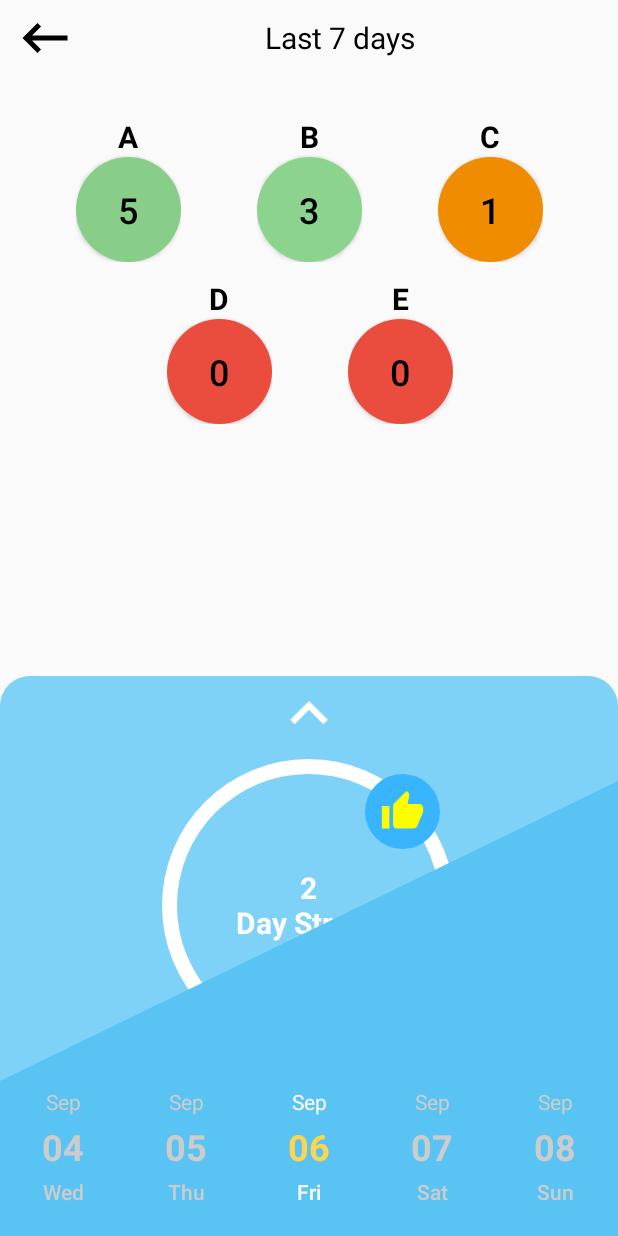
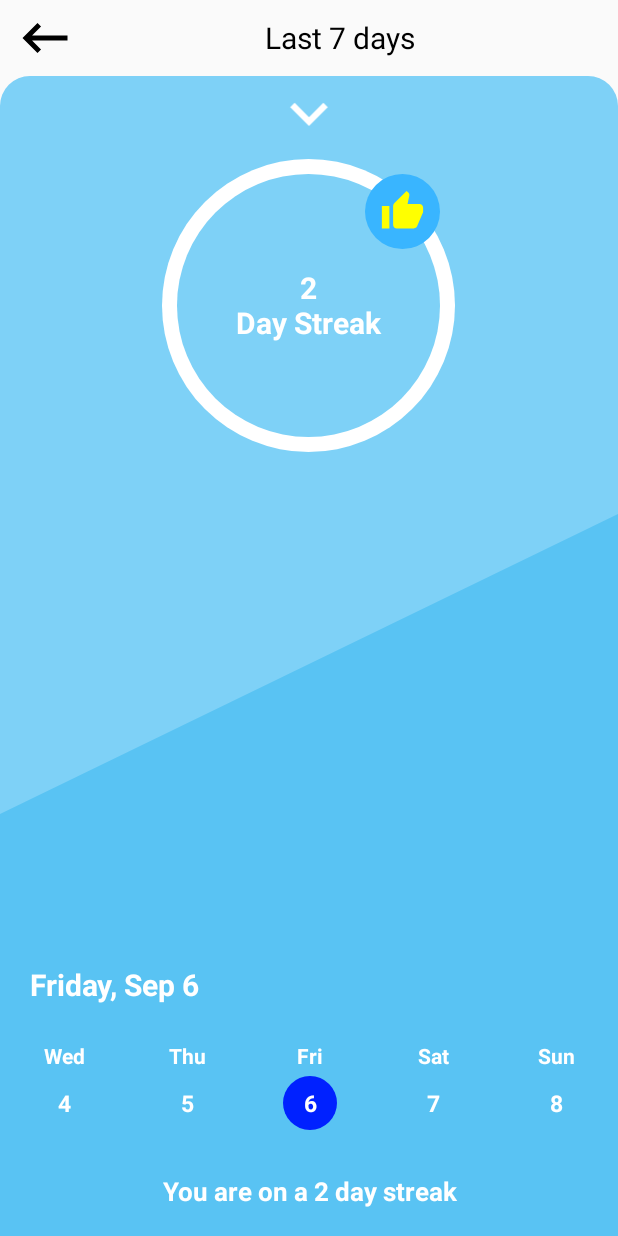
Before and after one commit to kitty97311/HirenApp, an Android app: the screen it shows after launch (HomeActivity), after a tap on an icon or button, on a phone screen of 412 x 824 dp. Run offline under Robolectric (Android 15) with nearby library versions, the phone set to English and light mode, and no system bars.

Commit message:
Calendar update

```diff
--- a/app/src/main/java/com/horizontalcalendar/HorizontalCalendar.java
+++ b/app/src/main/java/com/horizontalcalendar/HorizontalCalendar.java
@@ -425,7 +425,7 @@ public final class HorizontalCalendar {
 
         @Override
         public CalendarItemStyle style() {
-            return new CalendarItemStyle(Color.GRAY, null);
+            return new CalendarItemStyle(Color.WHITE, null);
         }
     };
 
--- a/app/src/main/java/com/horizontalcalendar/adapter/DaysAdapter.java
+++ b/app/src/main/java/com/horizontalcalendar/adapter/DaysAdapter.java
@@ -1,5 +1,7 @@
 package com.horizontalcalendar.adapter;
 
+import android.content.res.ColorStateList;
+import android.graphics.Color;
 import android.text.format.DateFormat;
 import android.util.TypedValue;
 import android.view.View;
@@ -35,11 +37,11 @@ public class DaysAdapter extends HorizontalCalendarBaseAdapter<DateViewHolder, C
 
         final Integer selectorColor = horizontalCalendar.getConfig().getSelectorColor();
         if (selectorColor != null) {
-            holder.selectionView.setBackgroundColor(selectorColor);
+//            holder.selectionView.setBackgroundColor(selectorColor);
         }
 
-        holder.textMiddle.setText(DateFormat.format(config.getFormatMiddleText(), day));
-        holder.textMiddle.setTextSize(TypedValue.COMPLEX_UNIT_SP, config.getSizeMiddleText());
+        holder.textMiddle.setText(day.get(Calendar.DAY_OF_MONTH) + "");
+//        holder.textMiddle.setTextSize(TypedValue.COMPLEX_UNIT_SP, config.getSizeMiddleText());
 
         if (config.isShowTopText()) {
             holder.textTop.setText(DateFormat.format(config.getFormatTopText(), day));
--- a/app/src/main/java/com/horizontalcalendar/adapter/HorizontalCalendarBaseAdapter.java
+++ b/app/src/main/java/com/horizontalcalendar/adapter/HorizontalCalendarBaseAdapter.java
@@ -1,5 +1,7 @@
 package com.horizontalcalendar.adapter;
 
+import android.content.res.ColorStateList;
+import android.graphics.Color;
 import android.os.Build;
 import android.view.LayoutInflater;
 import android.view.View;
@@ -119,12 +121,21 @@ public abstract class HorizontalCalendarBaseAdapter<VH extends DateViewHolder, T
         // Selected Day
         if (position == selectedItemPosition) {
             applyStyle(viewHolder, horizontalCalendar.getSelectedItemStyle());
+            viewHolder.textMiddle.setBackgroundTintList(ColorStateList.valueOf(Color.parseColor("#ff7600")));
             viewHolder.selectionView.setVisibility(View.VISIBLE);
         }
         // Unselected Days
         else {
             applyStyle(viewHolder, horizontalCalendar.getDefaultStyle());
+            viewHolder.textMiddle.setBackgroundTintList(ColorStateList.valueOf(Color.TRANSPARENT));
             viewHolder.selectionView.setVisibility(View.INVISIBLE);
+        }
+        Calendar today = Calendar.getInstance();
+        if (date.get(Calendar.YEAR) == today.get(Calendar.YEAR)
+                && date.get(Calendar.MONTH) == today.get(Calendar.MONTH)
+                && date.get(Calendar.DAY_OF_MONTH) == today.get(Calendar.DAY_OF_MONTH)) {
+            viewHolder.textMiddle.setBackgroundTintList(ColorStateList.valueOf(Color.parseColor("#0021ff")));
+            viewHolder.textMiddle.setTextColor(Color.WHITE);
         }
     }
 
--- a/app/src/main/java/com/horizontalcalendar/model/HorizontalCalendarConfig.java
+++ b/app/src/main/java/com/horizontalcalendar/model/HorizontalCalendarConfig.java
@@ -11,7 +11,7 @@ public class HorizontalCalendarConfig {
     public static final float DEFAULT_SIZE_TEXT_BOTTOM = 14f;
 
     public static final String DEFAULT_FORMAT_TEXT_TOP = "MMM";
-    public static final String DEFAULT_FORMAT_TEXT_MIDDLE = "dd";
+    public static final String DEFAULT_FORMAT_TEXT_MIDDLE = "D";
     public static final String DEFAULT_FORMAT_TEXT_BOTTOM = "EEE";
 
     /* Format & Font Sizes*/
--- a/app/src/main/java/com/kitty/hiren/HomeActivity.java
+++ b/app/src/main/java/com/kitty/hiren/HomeActivity.java
@@ -9,6 +9,7 @@ import android.util.Log;
 import android.view.View;
 import android.widget.Button;
 import android.widget.ImageView;
+import android.widget.TextView;
 import android.widget.Toast;
 
 import androidx.activity.ComponentActivity;
@@ -31,6 +32,7 @@ public class HomeActivity extends ComponentActivity implements View.OnClickListe
     private Button btnA, btnB, btnC, btnD, btnE;
     private View slide;
     private ImageView slideButton;
+    private TextView txtSelected;
 
     private ArrayList<Date> dates;
 
@@ -46,6 +48,10 @@ public class HomeActivity extends ComponentActivity implements View.OnClickListe
         slide = findViewById(R.id.slide);
         slideButton = findViewById(R.id.slideButton);
         slideButton.setOnClickListener(this);
+        txtSelected = findViewById(R.id.txtSelected);
+
+        String todayStr = DateFormat.format("EEEE, MMM d", Calendar.getInstance()).toString();
+        txtSelected.setText(todayStr);
 
         setButtonColor();
 
@@ -69,25 +75,25 @@ public class HomeActivity extends ComponentActivity implements View.OnClickListe
                 .formatBottomText("EEE")
                 .showTopText(true)
                 .showBottomText(true)
-                .textColor(Color.LTGRAY, Color.WHITE)
-                .colorTextMiddle(Color.LTGRAY, Color.parseColor("#ffd54f"))
+                .textColor(Color.WHITE, Color.WHITE)
+                .colorTextMiddle(Color.WHITE, Color.parseColor("#0021ff"))
                 .end()
                 .defaultSelectedDate(defaultSelectedDate)
-                .addEvents(new CalendarEventsPredicate() {
-
-                    Random rnd = new Random();
-                    @Override
-                    public List<CalendarEvent> events(Calendar date) {
-                        List<CalendarEvent> events = new ArrayList<>();
-                        int count = rnd.nextInt(6);
-
-                        for (int i = 0; i <= count; i++){
-                            events.add(new CalendarEvent(Color.rgb(rnd.nextInt(256), rnd.nextInt(256), rnd.nextInt(256)), "event"));
-                        }
-
-                        return events;
-                    }
-                })
+//                .addEvents(new CalendarEventsPredicate() {
+//
+//                    Random rnd = new Random();
+//                    @Override
+//                    public List<CalendarEvent> events(Calendar date) {
+//                        List<CalendarEvent> events = new ArrayList<>();
+//                        int count = rnd.nextInt(6);
+//
+//                        for (int i = 0; i <= count; i++){
+//                            events.add(new CalendarEvent(Color.rgb(rnd.nextInt(256), rnd.nextInt(256), rnd.nextInt(256)), "event"));
+//                        }
+//
+//                        return events;
+//                    }
+//                })
                 .build();
 
         Log.i("Default Date", DateFormat.format("EEE, MMM d, yyyy", defaultSelectedDate).toString());
@@ -95,8 +101,9 @@ public class HomeActivity extends ComponentActivity implements View.OnClickListe
         horizontalCalendar.setCalendarListener(new HorizontalCalendarListener() {
             @Override
             public void onDateSelected(Calendar date, int position) {
-                String selectedDateStr = DateFormat.format("EEE, MMM d, yyyy", date).toString();
-                Toast.makeText(HomeActivity.this, selectedDateStr + " selected!", Toast.LENGTH_SHORT).show();
+                String selectedDateStr = DateFormat.format("EEEE, MMM d", date).toString();
+                txtSelected.setText(selectedDateStr);
+//                Toast.makeText(HomeActivity.this, selectedDateStr + " selected!", Toast.LENGTH_SHORT).show();
                 Log.i("onDateSelected", selectedDateStr + " - Position = " + position);
             }
 
@@ -113,15 +120,18 @@ public class HomeActivity extends ComponentActivity implements View.OnClickListe
         btnE.setBackgroundTintList(ColorStateList.valueOf(colors.getColor(Integer.parseInt(btnE.getText().toString()), ContextCompat.getColor(this, R.color.buttonColor5))));
     }
 
+    private boolean isShown = false;
+
     private void toggleSlide() {
         // Slide up
-        if (slideButton.getDrawable().getConstantState().equals(ContextCompat.getDrawable(this, R.drawable.ic_up).getConstantState())) {
+        if (!isShown) {
             slideButton.setImageResource(R.drawable.ic_down);
             slide.animate().translationY(0).setDuration(300).start();
         } else { // Slide down
             slideButton.setImageResource(R.drawable.ic_up);
-            slide.animate().translationY(400 * (getResources().getDisplayMetrics().density)).setDuration(300).start();
+            slide.animate().translationY(250 * (getResources().getDisplayMetrics().density)).setDuration(300).start();
         }
+        isShown = !isShown;
     }
 
     @Override
--- a/app/src/main/res/layout/activity_home.xml
+++ b/app/src/main/res/layout/activity_home.xml
@@ -168,7 +168,7 @@
 
         <LinearLayout
             android:id="@+id/slide"
-            android:translationY="400dp"
+            android:translationY="250dp"
             android:layout_width="match_parent"
             android:layout_height="match_parent"
             android:orientation="vertical"
@@ -240,15 +240,37 @@
                 android:background="@drawable/triangle_shape"/>
 
             <LinearLayout
+                android:paddingTop="100dp"
                 android:layout_width="match_parent"
                 android:layout_height="wrap_content"
                 android:background="@drawable/rectangle_shape"
                 android:orientation="vertical">
 
+                <TextView
+                    android:layout_marginBottom="20dp"
+                    android:id="@+id/txtSelected"
+                    android:layout_width="wrap_content"
+                    android:layout_height="wrap_content"
+                    android:paddingHorizontal="20dp"
+                    android:textColor="#FFFFFF"
+                    android:textStyle="bold"
+                    android:textSize="20sp"
+                    android:text="Monday, Sep 2"/>
+
                 <com.horizontalcalendar.HorizontalCalendarView
                     android:id="@+id/calendar"
                     android:layout_width="match_parent"
                     android:layout_height="wrap_content"/>
+
+                <TextView
+                    android:layout_width="match_parent"
+                    android:layout_height="wrap_content"
+                    android:gravity="center"
+                    android:padding="18dp"
+                    android:textStyle="bold"
+                    android:textColor="#FFFFFF"
+                    android:textSize="17sp"
+                    android:text="You are on a 2 day streak"/>
 
             </LinearLayout>
 
--- a/app/src/main/res/layout/hc_item_calendar.xml
+++ b/app/src/main/res/layout/hc_item_calendar.xml
@@ -13,6 +13,16 @@
         android:orientation="vertical">
 
         <TextView
+            android:id="@+id/hc_text_bottom"
+            android:layout_width="wrap_content"
+            android:layout_height="wrap_content"
+            android:layout_marginTop="4dp"
+            android:textStyle="bold"
+            android:textColor="#FFFFFF"
+            android:text="Mon" />
+
+        <TextView
+            android:visibility="gone"
             android:id="@+id/hc_text_top"
             android:layout_width="wrap_content"
             android:layout_height="wrap_content"
@@ -22,20 +32,15 @@
 
         <TextView
             android:id="@+id/hc_text_middle"
-            android:layout_width="wrap_content"
-            android:layout_height="wrap_content"
+            android:layout_width="36dp"
+            android:layout_height="36dp"
+            android:gravity="center"
+            android:background="@drawable/circle_button"
             android:layout_marginTop="4dp"
-            android:textAppearance="@style/TextAppearance.AppCompat.Headline"
+            android:textSize="15sp"
+            android:textColor="#FFFFFF"
             android:textStyle="bold"
             android:text="2" />
-
-        <TextView
-            android:id="@+id/hc_text_bottom"
-            android:layout_width="wrap_content"
-            android:layout_height="wrap_content"
-            android:layout_marginTop="4dp"
-            android:textAppearance="@style/TextAppearance.AppCompat.Body2"
-            android:text="Mon" />
 
 
         <androidx.recyclerview.widget.RecyclerView
@@ -51,7 +56,7 @@
     <View
         android:id="@+id/hc_selector"
         android:layout_width="match_parent"
-        android:layout_height="5dp"
+        android:layout_height="0dp"
         android:layout_marginTop="5dp"
         android:background="#f00f0f"
         android:visibility="visible" />
```
